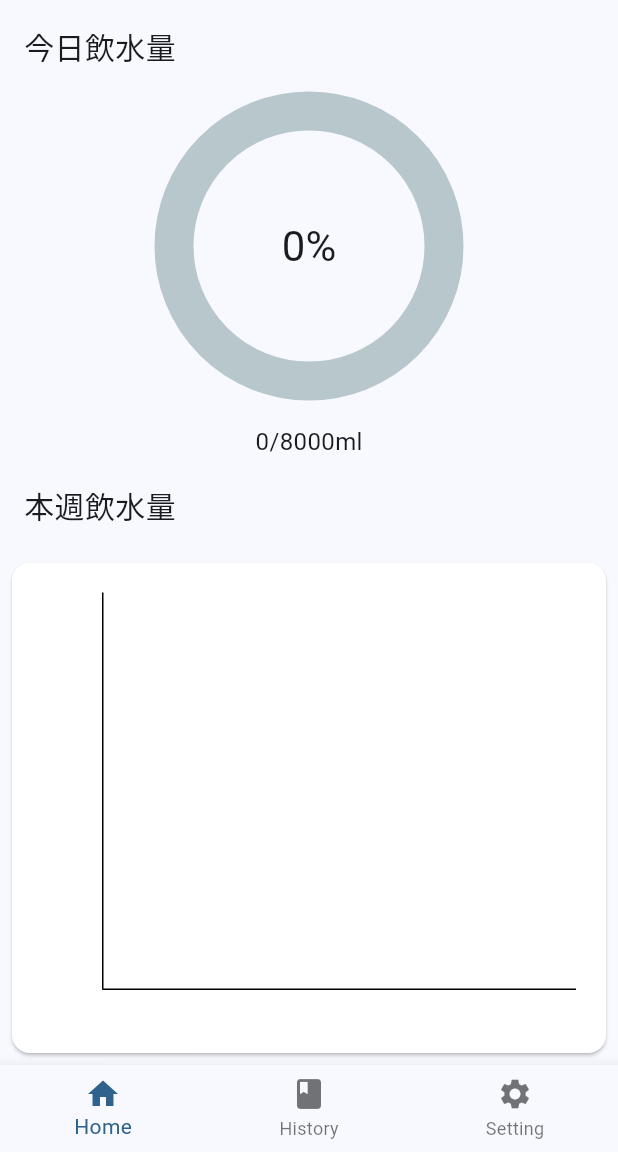
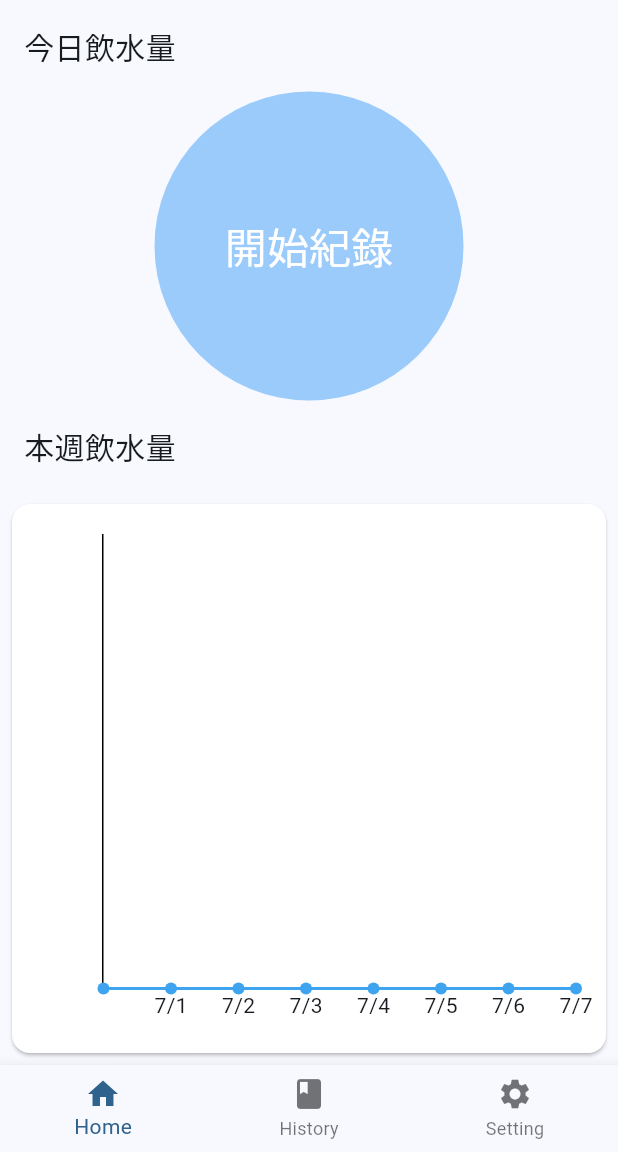
Before and after one commit to b15982003/GuluWater, a Flutter app: the screen it shows after launch, on a phone screen of 412 x 824 dp, the part 84-1236 px from its top. Run offline on Flutter 3.47's test engine with Material 3 defaults, Android fonts, the phone set to English and light mode, and no system bars; drawn by our look-alikes of fl_chart, percent_indicator; our stand-ins replace flutter_riverpod, get_it, shared_preferences, sqflite; accounts and stored records are empty.

Commit message:
[fix] 修正無資料 UI 顯示

```diff
--- a/lib/core/provider/water_data_provider.dart
+++ b/lib/core/provider/water_data_provider.dart
@@ -28,7 +28,7 @@
   }
 
   Future<void> deleteWaterRecord(WaterRecord waterRecord) async {
-    waterDbHelper.deleteWaterRecord(waterRecord.date, waterRecord.timeStamp);
+    waterDbHelper.deleteWaterRecord(waterRecord.date, waterRecord.time);
     final waterRecords = await waterDbHelper.getAllWaterRecords();
     state = waterRecords ?? [];
   }
--- a/lib/data/gu_data_base.dart
+++ b/lib/data/gu_data_base.dart
@@ -28,7 +28,8 @@
           ' ${WaterRecord.waterType} TEXT,'
           ' ${WaterRecord.waterValue} INTEGER,'
           ' ${WaterRecord.waterDate} TEXT,'
-          ' ${WaterRecord.waterTimestamp} TEXT,'
+          ' ${WaterRecord.waterTime} TEXT,'
+          ' ${WaterRecord.waterTimestamp} INTEGER,'
           ' ${WaterRecord.waterNote} TEXT)',
         );
       },
--- a/lib/feature/history/widget/item_history_title.dart
+++ b/lib/feature/history/widget/item_history_title.dart
@@ -85,7 +85,7 @@
               style: TextStyle(fontSize: GuDirect.fontSize18),
             ),
             subtitle: Text(
-              '${waterRecord.date} ${waterRecord.timeStamp}',
+              '${waterRecord.date} ${waterRecord.time}',
               style: TextStyle(fontSize: GuDirect.fontSize16),
             ),
           ),
--- a/lib/feature/home/home_page.dart
+++ b/lib/feature/home/home_page.dart
@@ -7,6 +7,7 @@
 import 'package:gulu_water/feature/home/widget/water_week_line_chart.dart';
 
 import '../../core/provider/target_water_provider.dart';
+import '../../core/routes/routes.dart';
 import '../../core/theme/gu_direct.dart';
 import '../../model/water_record.dart';
 
@@ -63,7 +64,11 @@
             style: TextStyle(fontSize: GuDirect.fontSize20),
           ),
         ),
-        Container(child: waterTodayProgress(context, toDayTotalWaterML)),
+        Container(
+          child: toDayTotalWaterML == 0
+              ? _buildTodayNoWater(context, null)
+              : waterTodayProgress(context, toDayTotalWaterML),
+        ),
         Container(
           width: double.infinity,
           margin: const EdgeInsets.symmetric(
@@ -80,7 +85,7 @@
           flex: 1,
           child: WaterWeekLineChart(
             data: [
-              FlSpot(0, 10),
+              FlSpot(0, 0),
               FlSpot(1, _weekWaterRecords.isEmpty ? 0 : _weekWaterRecords[0]),
               FlSpot(2, _weekWaterRecords.isEmpty ? 0 : _weekWaterRecords[1]),
               FlSpot(3, _weekWaterRecords.isEmpty ? 0 : _weekWaterRecords[2]),
@@ -94,6 +99,25 @@
           ),
         ),
       ],
+    );
+  }
+
+  Widget _buildTodayNoWater(BuildContext context, Widget? child) {
+    return CircleAvatar(
+      backgroundColor: Theme.of(context).colorScheme.inversePrimary,
+      radius: MediaQuery.of(context).size.width / 4,
+      child: TextButton(
+        onPressed: () {
+          _navigateAddRecordPage(context);
+        },
+        child: Text(
+          '開始紀錄',
+          style: TextStyle(
+            fontSize: GuDirect.fontSize28,
+            color: GuDirect.textWhite,
+          ),
+        ),
+      ),
     );
   }
 
@@ -117,4 +141,8 @@
 
     return dateList;
   }
+
+  void _navigateAddRecordPage(BuildContext context) {
+    Navigator.pushNamed(context, '/${GuRoutes.ADD_RECORD_PAGE}');
+  }
 }
--- a/lib/feature/setting/setting_page.dart
+++ b/lib/feature/setting/setting_page.dart
@@ -41,7 +41,6 @@
 
   @override
   void dispose() {
-    _weekWaterDataProvider.dispose();
     super.dispose();
   }
 
--- a/lib/model/water_record.dart
+++ b/lib/model/water_record.dart
@@ -2,19 +2,22 @@
   static const waterType = 'type';
   static const waterValue = 'value';
   static const waterDate = 'date';
+  static const waterTime = 'time';
   static const waterTimestamp = 'timeStamp';
   static const waterNote = 'note';
 
   final String type;
   final int value;
   final String date;
-  final String timeStamp;
+  final String time;
+  final int timeStamp;
   final String note;
 
   WaterRecord({
     required this.type,
     required this.value,
     required this.date,
+    required this.time,
     required this.timeStamp,
     required this.note,
   });
@@ -24,6 +27,7 @@
       waterType: type,
       waterValue: value,
       waterDate: date,
+      waterTime: time,
       waterTimestamp: timeStamp,
       waterNote: note,
     };
```
Also changed, not shown: lib/data/water_db_helper.dart (+8 -2 lines), lib/feature/add_record/add_record_page.dart (+31 -9 lines), lib/feature/history/history_page.dart (+20 -4 lines).
